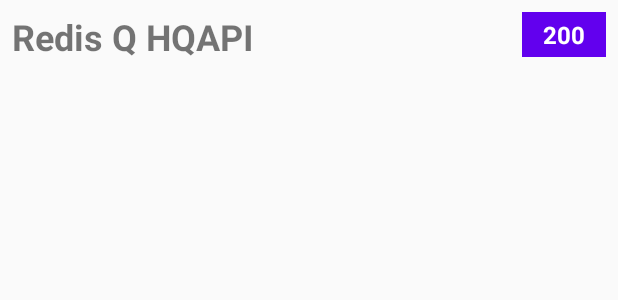
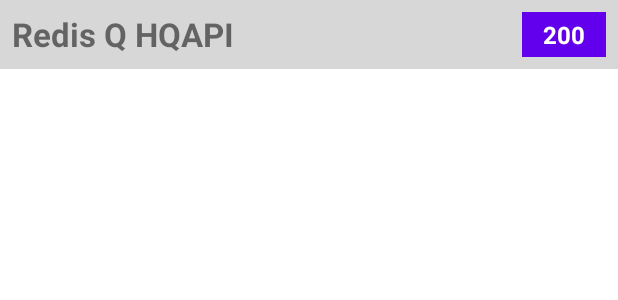
Before and after one commit to yburadkar/ServersApp, an Android app: the layout item_server.xml on its own in the app's theme, with its tools: preview values and no code run, on a phone screen of 412 x 824 dp. Shown: the top 300 px of the screen. Run offline under Robolectric (Android 15) with nearby library versions, the phone set to English and light mode, and no system bars; network calls fail.

Commit message:
use material theme, refine UI

```diff
--- a/app/src/main/java/com/yb/serversapp/features/status/ServersAdapter.kt
+++ b/app/src/main/java/com/yb/serversapp/features/status/ServersAdapter.kt
@@ -6,6 +6,7 @@ import androidx.recyclerview.widget.AsyncDifferConfig
 import androidx.recyclerview.widget.DiffUtil
 import androidx.recyclerview.widget.ListAdapter
 import androidx.recyclerview.widget.RecyclerView
+import com.yb.serversapp.R
 import com.yb.serversapp.databinding.ItemServerBinding
 import com.yb.serversapp.databinding.ItemServerTypeBinding
 import com.yb.serversapp.domain.models.ServerStatus
@@ -51,6 +52,10 @@ class ServersAdapter: ListAdapter<ServerViewItem, RecyclerView.ViewHolder>(
         fun bind(item: ServerStatusItem) {
             with(binding) {
                 status.text = item.status.responseCode?.toString()
+                when(item.status.classType) {
+                    "success" -> status.setBackgroundResource(R.color.green)
+                    "alert high" -> status.setBackgroundResource(R.color.red)
+                }
                 serverName.text = item.status.serverName
             }
         }
@@ -61,7 +66,6 @@ class ServersAdapter: ListAdapter<ServerViewItem, RecyclerView.ViewHolder>(
             }
         }
     }
-
 
     sealed class ServerViewItem(val viewType: Int, val id: String = UUID.randomUUID().toString()) {
         data class ServerTypeItem(val serverType: String): ServerViewItem(SERVER_TYPE_VIEWTYPE)
--- a/app/src/main/res/layout/item_server.xml
+++ b/app/src/main/res/layout/item_server.xml
@@ -7,6 +7,7 @@
     android:layout_height="wrap_content"
     android:layout_marginBottom="4dp"
     android:padding="8dp"
+    android:background="@color/light_grey"
     >
 
     <TextView
@@ -21,7 +22,7 @@
         android:textStyle="bold"
         app:layout_constraintEnd_toEndOf="parent"
         app:layout_constraintTop_toTopOf="parent"
-        android:background="@color/colorPrimary"
+        tools:background="?attr/colorPrimary"
         tools:text="200"
         />
 
@@ -30,7 +31,7 @@
         android:layout_width="0dp"
         android:layout_height="wrap_content"
         android:layout_marginEnd="8dp"
-        android:textSize="24sp"
+        android:textSize="22sp"
         android:textStyle="bold"
         app:layout_constraintEnd_toStartOf="@id/status"
         app:layout_constraintStart_toStartOf="parent"
--- a/app/src/main/res/layout/item_server_type.xml
+++ b/app/src/main/res/layout/item_server_type.xml
@@ -6,7 +6,7 @@
     android:layout_width="match_parent"
     android:layout_height="wrap_content"
     android:layout_marginTop="16dp"
-    android:background="@color/colorPrimary"
+    android:background="?attr/colorPrimary"
     android:padding="8dp"
     android:textColor="@color/white"
     android:textStyle="bold"
--- a/app/src/main/res/values/colors.xml
+++ b/app/src/main/res/values/colors.xml
@@ -1,7 +1,10 @@
 <?xml version="1.0" encoding="utf-8"?>
 <resources>
-    <color name="colorPrimary">#6200EE</color>
-    <color name="colorPrimaryDark">#3700B3</color>
-    <color name="colorAccent">#03DAC5</color>
+    <color name="purple">#6200EE</color>
+    <color name="dark_purple">#3700B3</color>
+    <color name="aqua">#03DAC5</color>
+    <color name="light_grey">#D7D7D8</color>
     <color name="white">#FFFFFF</color>
+    <color name="green">#43A047</color>
+    <color name="red">#D81B60</color>
 </resources>
--- a/app/src/main/res/values/styles.xml
+++ b/app/src/main/res/values/styles.xml
@@ -1,10 +1,11 @@
 <resources>
-    <!-- Base application theme. -->
-    <style name="AppTheme" parent="Theme.AppCompat.Light.DarkActionBar">
-        <!-- Customize your theme here. -->
-        <item name="colorPrimary">@color/colorPrimary</item>
-        <item name="colorPrimaryDark">@color/colorPrimaryDark</item>
-        <item name="colorAccent">@color/colorAccent</item>
+
+    <style name="AppTheme" parent="Theme.MaterialComponents.DayNight.DarkActionBar">
+        <item name="colorPrimary">@color/purple</item>
+        <item name="colorPrimaryDark">@color/dark_purple</item>
+        <item name="colorSecondary">@color/aqua</item>
+        <item name="android:colorBackground">@color/white</item>
+        <item name="colorAccent">@color/aqua</item>
     </style>
 
 </resources>
```
